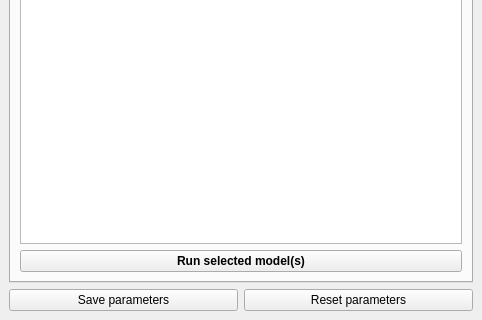
bvthomsen/climateecomodel, file eco_model/eco_model_dockwidget_base.ui: the form before one commit; both pictures show x 0 to 482 and y 647 to 967 of the 482 by 967 pixel window.
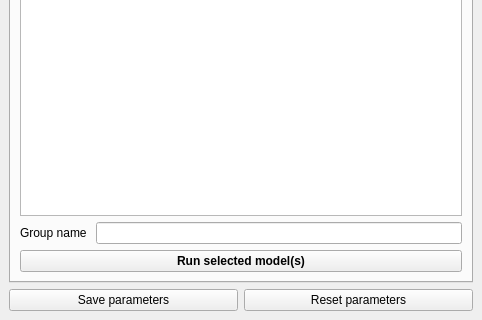
The form after the commit.

Commit message: Group name field added to cells

The edit to the form file:
```diff
--- a/eco_model/eco_model_dockwidget_base.ui
+++ b/eco_model/eco_model_dockwidget_base.ui
@@ -158,6 +158,30 @@
         <item>
          <widget class="QTreeView" name="tvModels"/>
         </item>
+        <item>
+         <layout class="QHBoxLayout" name="horizontalLayout_8">
+          <item>
+           <widget class="QLabel" name="label">
+            <property name="text">
+             <string>Group name </string>
+            </property>
+           </widget>
+          </item>
+          <item>
+           <widget class="QLineEdit" name="leGroupName">
+            <property name="sizePolicy">
+             <sizepolicy hsizetype="Expanding" vsizetype="Fixed">
+              <horstretch>5</horstretch>
+              <verstretch>0</verstretch>
+             </sizepolicy>
+            </property>
+            <property name="text">
+             <string/>
+            </property>
+           </widget>
+          </item>
+         </layout>
+        </item>
         <item>
          <widget class="QPushButton" name="pbModelRun">
           <property name="font">
```
The commit also changes 3 other files.
